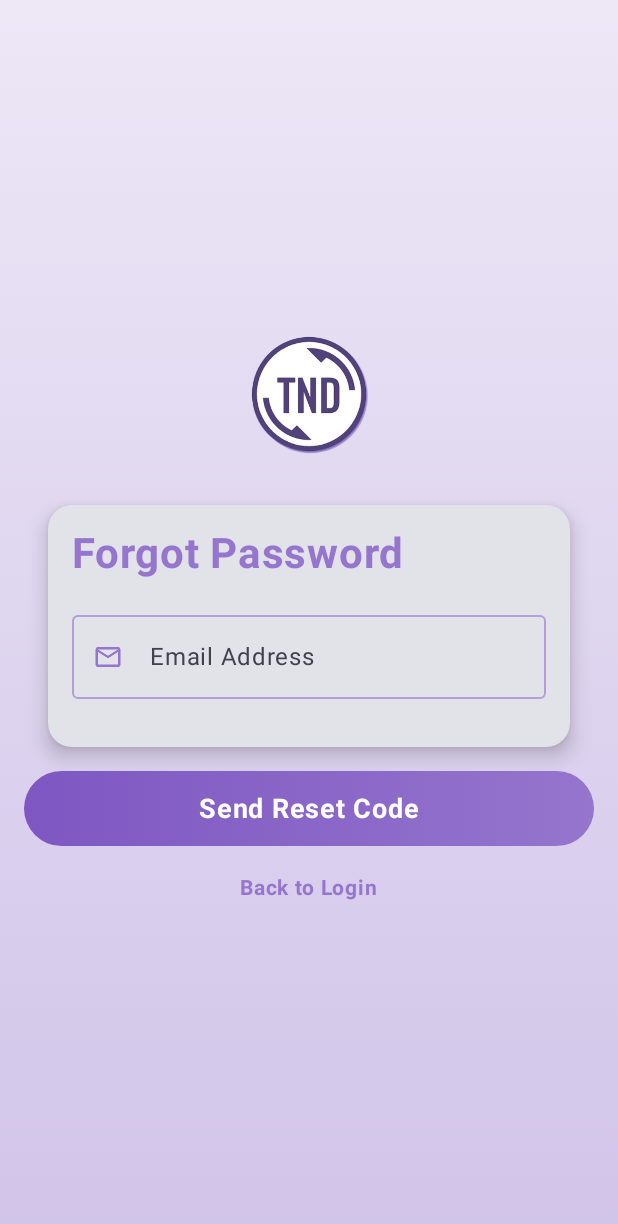
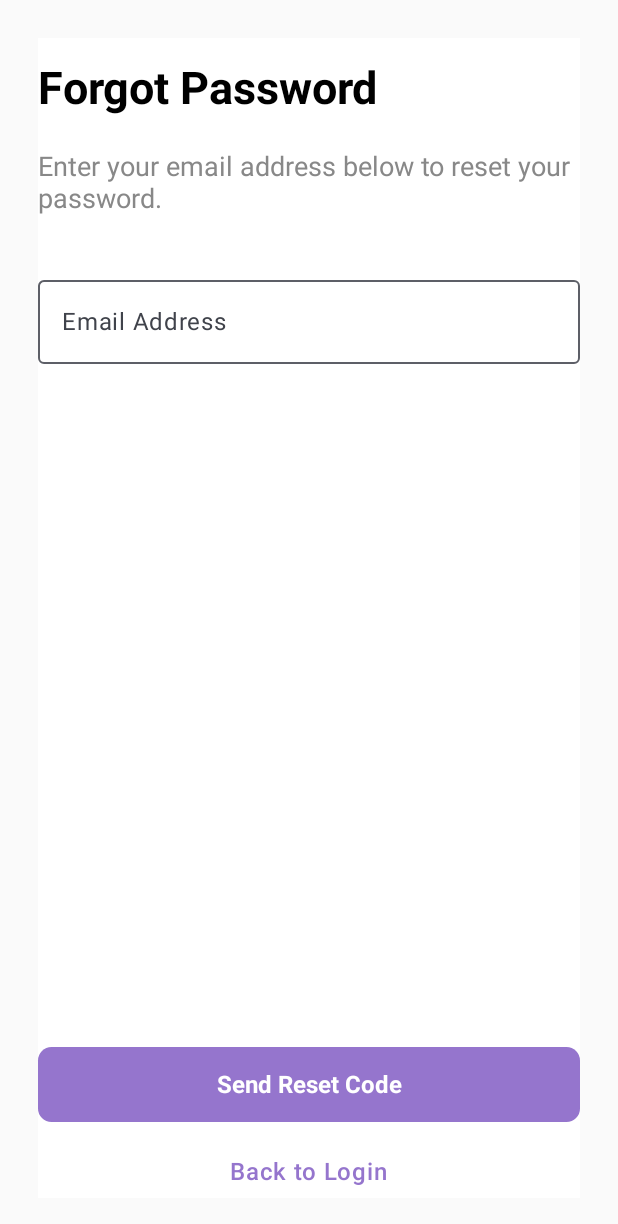
Before and after one commit to Tayaa01/SmartSpend_Android, an Android app built with Jetpack Compose: the screen it shows after launch (MainActivity), after a tap on "Forgot password?", on a phone screen of 412 x 824 dp. Shown: the top 1224 px of the screen. Run offline under Robolectric (Android 15) with nearby library versions, the light colour scheme and no system bars.

Commit message:
intedgration back forget password + reset password

```diff
--- a/app/src/main/java/tn/esprit/smartspend/network/RetrofitInstance.kt
+++ b/app/src/main/java/tn/esprit/smartspend/network/RetrofitInstance.kt
@@ -5,7 +5,7 @@ import retrofit2.converter.gson.GsonConverterFactory
 
 object RetrofitInstance {
     // Remplacer localhost par 10.0.2.2 pour l'accès via l'émulateur Android
-    private const val BASE_URL = "http://10.0.2.2:3000/api/"  // URL pour l'émulateur Android
+    private const val BASE_URL = "http://10.0.2.2:3000/"  // URL pour l'émulateur Android
 
     val retrofit: Retrofit by lazy {
         Retrofit.Builder()
--- a/app/src/main/java/tn/esprit/smartspend/views/ForgotPasswordScreen.kt
+++ b/app/src/main/java/tn/esprit/smartspend/views/ForgotPasswordScreen.kt
@@ -1,7 +1,6 @@
 package tn.esprit.smartspend
 
 import android.widget.Toast
-import androidx.compose.foundation.Image
 import androidx.compose.foundation.background
 import androidx.compose.foundation.clickable
 import androidx.compose.foundation.layout.*
@@ -10,10 +9,8 @@ import androidx.compose.material3.*
 import androidx.compose.runtime.*
 import androidx.compose.ui.Alignment
 import androidx.compose.ui.Modifier
-import androidx.compose.ui.graphics.Brush
 import androidx.compose.ui.graphics.Color
 import androidx.compose.ui.platform.LocalContext
-import androidx.compose.ui.res.painterResource
 import androidx.compose.ui.text.TextStyle
 import androidx.compose.ui.text.font.FontWeight
 import androidx.compose.ui.unit.dp
@@ -21,166 +18,150 @@ import androidx.compose.ui.unit.sp
 import retrofit2.Call
 import retrofit2.Callback
 import retrofit2.Response
+import tn.esprit.smartspend.model.ForgotPasswordRequest
+import tn.esprit.smartspend.model.ForgotPasswordResponse
 import tn.esprit.smartspend.network.RetrofitInstance
 import tn.esprit.smartspend.views.OtpDialog
 import tn.esprit.smartspend.views.ResetPasswordDialog
 
 @OptIn(ExperimentalMaterial3Api::class)
-
 @Composable
 fun ForgotPasswordScreen(onBackToLogin: () -> Unit) {
     var email by remember { mutableStateOf("") }
+    var isOtpDialogVisible by remember { mutableStateOf(false) }
+    var isResetPasswordDialogVisible by remember { mutableStateOf(false) }
+    var token by remember { mutableStateOf("") }
+    var isLoading by remember { mutableStateOf(false) }
     val context = LocalContext.current
 
-    // Couleurs personnalisées
-    val backgroundColor = Color(0xFFF3E5F5) // Mauve très clair
-    val primaryColor = Color(0xFF9575CD) // Mauve plus soutenu
-    val textColor = Color(0xFF6A6A6A)
-    val borderColor = Color(0xFFB39DDB)
+    val primaryColor = Color(0xFF9575CD)
 
-    Box(
+    Column(
         modifier = Modifier
             .fillMaxSize()
-            .background(
-                brush = Brush.verticalGradient(
-                    colors = listOf(Color(0xFFEDE7F6), Color(0xFFD1C4E9))
+            .padding(25.dp)
+            .background(Color.White),
+        verticalArrangement = Arrangement.SpaceBetween
+    ) {
+        // Top Section: Title and Email Input
+        Column(
+            modifier = Modifier.fillMaxWidth(),
+            horizontalAlignment = Alignment.Start
+        ) {
+            Spacer(modifier = Modifier.height(16.dp))
+            Text(
+                text = "Forgot Password",
+                style = TextStyle(
+                    fontSize = 30.sp,
+                    fontWeight = FontWeight.Bold,
+                    color = Color.Black
                 )
             )
-            .padding(horizontal = 16.dp)
-    ) {
-        Column(
-            horizontalAlignment = Alignment.CenterHorizontally,
-            verticalArrangement = Arrangement.Center,
-            modifier = Modifier.fillMaxSize()
-        ) {
-            // Logo
-            Image(
-                painter = painterResource(id = R.drawable.logo2),
-                contentDescription = "Logo",
-                modifier = Modifier
-                    .size(100.dp)
-                    .padding(bottom = 16.dp)
+            Spacer(modifier = Modifier.height(24.dp))
+            Text(
+                text = "Enter your email address below to reset your password.",
+                style = TextStyle(
+                    fontSize = 18.sp,
+                    color = Color.Gray
                 )
-
-            // Carte pour le formulaire
-            Card(
-                modifier = Modifier
-                    .fillMaxWidth()
-                    .padding(16.dp),
-                shape = RoundedCornerShape(16.dp),
-                elevation = CardDefaults.cardElevation(8.dp)
-            ) {
-                Column(
-                    modifier = Modifier
-                        .padding(16.dp)
-                        .fillMaxWidth(),
-                    horizontalAlignment = Alignment.CenterHorizontally
-                ) {
-                    Text(
-                        text = "Forgot Password",
-                        fontSize = 28.sp,
-                        fontWeight = FontWeight.Bold,
-                        color = primaryColor,
-                        modifier = Modifier.align(Alignment.Start)
             )
-
-                    Spacer(modifier = Modifier.height(16.dp))
-
+            Spacer(modifier = Modifier.height(35.dp))
             OutlinedTextField(
                 value = email,
                 onValueChange = { email = it },
                 label = { Text("Email Address") },
-                        leadingIcon = {
-                            Icon(
-                                painter = painterResource(id = R.drawable.email_black),
-                                contentDescription = "Email Icon",
-                                modifier = Modifier.size(20.dp),
-                                tint = primaryColor
+                modifier = Modifier.fillMaxWidth(),
             )
-                        },
+        }
+
+        // Bottom Section: Button and Back to Login
+        Column(
             modifier = Modifier.fillMaxWidth(),
-                        textStyle = TextStyle(color = textColor),
-                        colors = TextFieldDefaults.outlinedTextFieldColors(
-                            focusedBorderColor = primaryColor,
-                            unfocusedBorderColor = borderColor,
-                            cursorColor = primaryColor
-                        )
-                    )
-
-                    Spacer(modifier = Modifier.height(16.dp))
+            horizontalAlignment = Alignment.CenterHorizontally
+        ) {
+            Button(
+                onClick = {
+                    if (email.isNotEmpty() && android.util.Patterns.EMAIL_ADDRESS.matcher(email).matches()) {
+                        isLoading = true
+                        RetrofitInstance.api.forgotPassword(ForgotPasswordRequest(email))
+                            .enqueue(object : Callback<ForgotPasswordResponse> {
+                                override fun onResponse(
+                                    call: Call<ForgotPasswordResponse>,
+                                    response: Response<ForgotPasswordResponse>
+                                ) {
+                                    isLoading = false
+                                    if (response.isSuccessful) {
+                                        Toast.makeText(context, "Password reset email sent!", Toast.LENGTH_SHORT).show()
+                                        isOtpDialogVisible = true
+                                    } else {
+                                        Toast.makeText(context, "Error: ${response.message()}", Toast.LENGTH_SHORT).show()
                                     }
                                 }
 
-            // Bouton de réinitialisation
-            Box(
-                modifier = Modifier
-                    .fillMaxWidth()
-                    .height(50.dp)
-                    .background(
-                        brush = Brush.horizontalGradient(
-                            colors = listOf(
-                                Color(0xFF7E57C2), // Couleur mauve
-                                Color(0xFF9575CD)  // Couleur un peu plus claire
-                            )
-                        ),
-                        shape = RoundedCornerShape(25.dp) // Coins arrondis
-                    )
-                    .clickable(
-                        onClick = {
-                            if (email.isNotEmpty()) {
-                                // Appel API ForgotPassword
-                                RetrofitInstance.api.forgotPassword(mapOf("email" to email))
-                                    .enqueue(object : Callback<Void> {
-                                        override fun onResponse(call: Call<Void>, response: Response<Void>) {
-                                            if (response.isSuccessful) {
-                                                Toast.makeText(
-                                                    context,
-                                                    "Code sent to your email!",
-                                                    Toast.LENGTH_SHORT
-                                                ).show()
-                                            } else {
-                                                Toast.makeText(
-                                                    context,
-                                                    "Email not found!",
-                                                    Toast.LENGTH_SHORT
-                                                ).show()
-                                            }
-                                        }
-
-                                        override fun onFailure(call: Call<Void>, t: Throwable) {
-                                            Toast.makeText(
-                                                context,
-                                                "Error: ${t.message}",
-                                                Toast.LENGTH_SHORT
-                                            ).show()
+                                override fun onFailure(call: Call<ForgotPasswordResponse>, t: Throwable) {
+                                    isLoading = false
+                                    Toast.makeText(context, "Error: ${t.message}", Toast.LENGTH_SHORT).show()
                                 }
                             })
                     } else {
-                                Toast.makeText(context, "Please enter your email", Toast.LENGTH_SHORT).show()
+                        Toast.makeText(context, "Please enter a valid email address", Toast.LENGTH_SHORT).show()
                     }
+                },
+                modifier = Modifier
+                    .fillMaxWidth()
+                    .height(50.dp),
+                shape = RoundedCornerShape(9.dp), // Rounded corners with 9° degree
+                colors = ButtonDefaults.buttonColors(containerColor = primaryColor)
+            ) {
+                if (isLoading) {
+                    CircularProgressIndicator(color = Color.White, modifier = Modifier.size(24.dp))
+                } else {
+                    Text("Send Reset Code", style = TextStyle(fontSize = 16.sp, fontWeight = FontWeight.Bold))
                 }
-                    ),
-                contentAlignment = Alignment.Center
-            ) {
-                Text(
-                    text = "Send Reset Code",
-                    fontSize = 18.sp,
-                    color = Color.White,
-                    fontWeight = FontWeight.Bold,
-                    modifier = Modifier.padding(8.dp)
-                )
             }
 
             Spacer(modifier = Modifier.height(16.dp))
 
-            // Texte pour revenir à la connexion
             Text(
                 text = "Back to Login",
-                color = primaryColor,
-                fontSize = 14.sp,
-                fontWeight = FontWeight.Bold,
-                modifier = Modifier.clickable { onBackToLogin() }
+                style = TextStyle(
+                    fontSize = 16.sp,
+                    fontWeight = FontWeight.Medium,
+                    color = primaryColor, // Matching button color
+                    letterSpacing = 0.5.sp
+                ),
+                modifier = Modifier
+                    .clickable { onBackToLogin() }
+                    .padding(8.dp)
             )
         }
     }
+
+    // OTP Dialog
+    if (isOtpDialogVisible) {
+        OtpDialog(
+            onTokenSubmitted = { enteredToken ->
+                token = enteredToken
+                isOtpDialogVisible = false
+                isResetPasswordDialogVisible = true
+            },
+            onDismiss = {
+                isOtpDialogVisible = false
             }
+        )
+    }
+
+    // Reset Password Dialog
+    if (isResetPasswordDialogVisible) {
+        ResetPasswordDialog(
+            token = token,
+            onPasswordReset = {
+                Toast.makeText(context, "Password reset successful!", Toast.LENGTH_SHORT).show()
+                onBackToLogin()
+            },
+            onDismiss = {
+                isResetPasswordDialogVisible = false
+            }
+        )
+    }
+}
```
Also changed, not shown: app/src/main/java/tn/esprit/smartspend/model/Authmodels.kt (+13 -0 lines), app/src/main/java/tn/esprit/smartspend/network/ApiService.kt (+10 -6 lines), app/src/main/java/tn/esprit/smartspend/views/OtpDialog.kt (+31 -23 lines), app/src/main/java/tn/esprit/smartspend/views/ResetPasswordDialog.kt (+55 -45 lines). Lines whose indentation alone changed are shown as unchanged.
